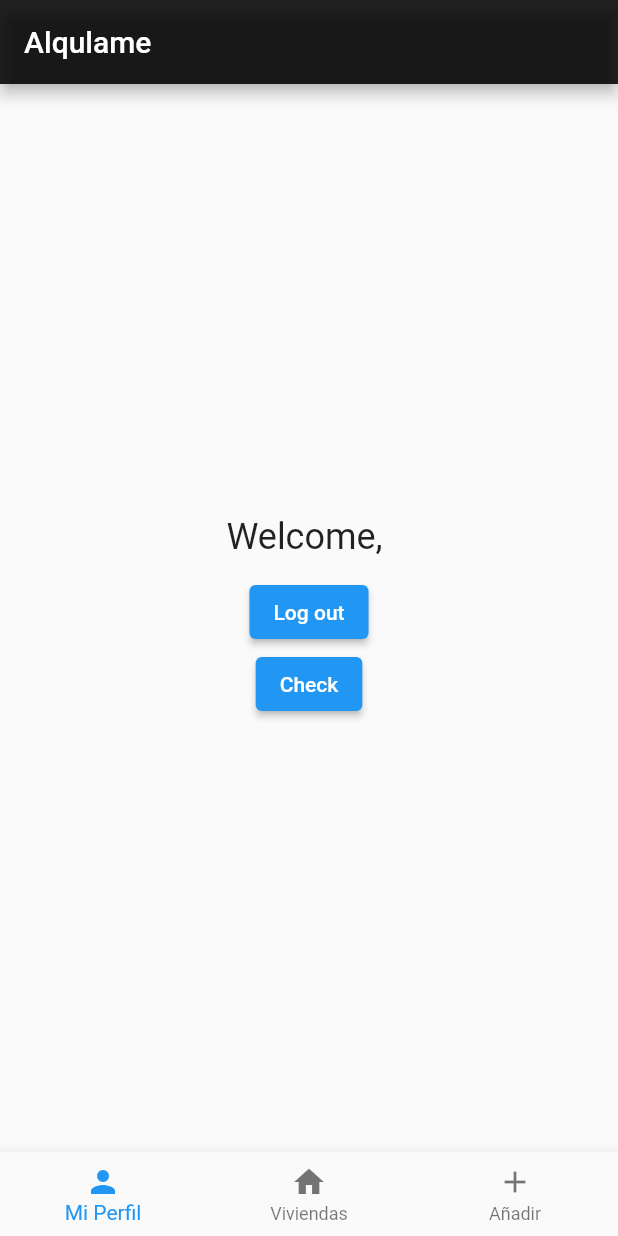
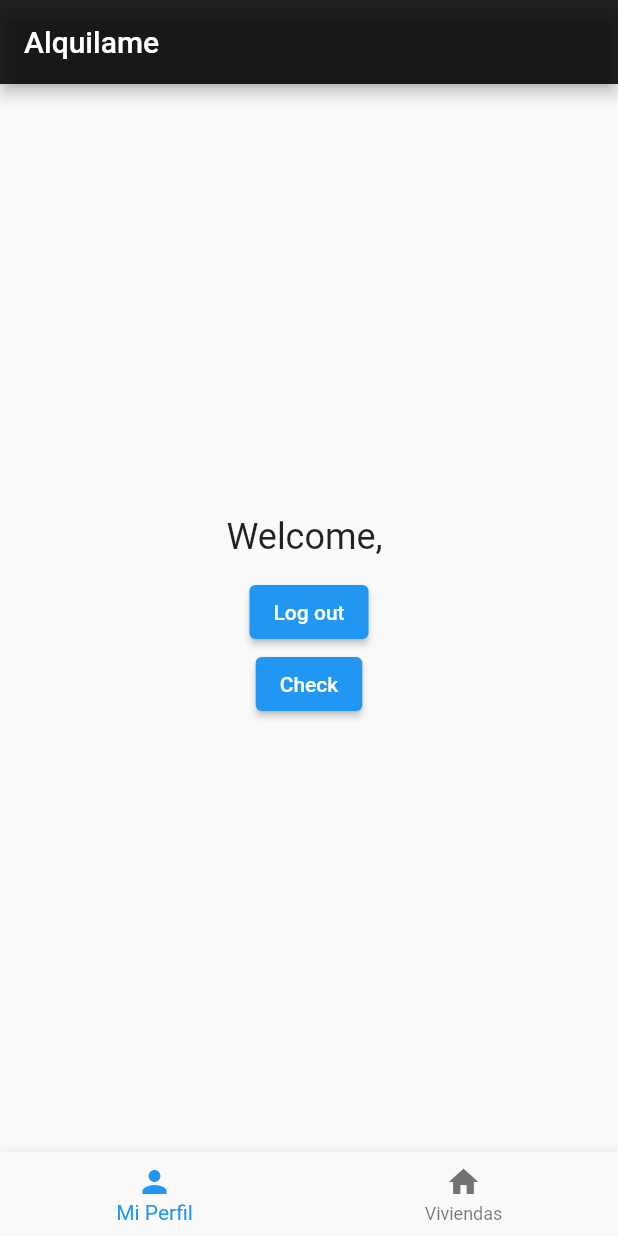
Before and after one commit to josgilmar2/Alquilame_Flutter, a Flutter app: the HomePage screen opened directly with empty values, after a tap on "Check", on a phone screen of 412 x 824 dp. Run offline on Flutter 3.47's test engine with Material 2 defaults, Android fonts, the phone set to English and light mode, and no system bars; our stand-ins replace bloc, bloc_concurrency, equatable, flutter_bloc, get_it, injectable and 2 more; missing offline and left inert: http_interceptor; accounts and stored records are empty; statements that could not run were skipped.

Commit message:
Se hace la lista

```diff
--- a/alquilame/lib/blocs/auth/auth_event.dart
+++ b/alquilame/lib/blocs/auth/auth_event.dart
@@ -11,7 +11,7 @@ abstract class AuthEvent extends Equatable {
 class AppLoaded extends AuthEvent {}
 
 class UserLoggedIn extends AuthEvent {
-  final UserResponse user;
+  final LoginResponse user;
 
   UserLoggedIn({required this.user});
 
--- a/alquilame/lib/blocs/auth/auth_state.dart
+++ b/alquilame/lib/blocs/auth/auth_state.dart
@@ -15,7 +15,7 @@ class AuthLoading extends AuthState {}
 class AuthNotAuthenticated extends AuthState {}
 
 class AuthAuthenticated extends AuthState {
-  final UserResponse user;
+  final LoginResponse user;
 
   AuthAuthenticated({required this.user});
 
--- a/alquilame/lib/blocs/dwelling/dwelling_bloc.dart
+++ b/alquilame/lib/blocs/dwelling/dwelling_bloc.dart
@@ -6,7 +6,7 @@ import 'package:bloc_concurrency/bloc_concurrency.dart';
 import 'package:stream_transform/stream_transform.dart';
 
 const throttleDuration = Duration(milliseconds: 100);
-int page = 0;
+int page = -1;
 
 EventTransformer<E> throttleDroppable<E>(Duration duration) {
   return (events, mapper) {
@@ -22,15 +22,16 @@ class DwellingBloc extends Bloc<DwellingEvent, DwellingState> {
         _dwellingService = dwellingService,
         super(const DwellingState()) {
     on<DwellingFetched>(_onDwellingFetched);
+    on<DwellingRefresh>(_onDwellingRefresh);
   }
 
-  _onDwellingFetched(
+  Future<void> _onDwellingFetched(
       DwellingFetched event, Emitter<DwellingState> emitter) async {
     if (state.hasReachedMax) return;
     page += 1;
     try {
       if (state.status == DwellingStatus.initial) {
-        final dwellings = await _dwellingService.getAllDwellings();
+        final dwellings = await _dwellingService.getAllDwellings(0);
         return emitter(state.copyWith(
           status: DwellingStatus.success,
           dwellings: dwellings,
@@ -45,7 +46,19 @@ class DwellingBloc extends Bloc<DwellingEvent, DwellingState> {
               dwellings: List.of(state.dwellings)..addAll(dwellings),
               hasReachedMax: false));
     } catch (_) {
+      page = -1;
       emitter(state.copyWith(status: DwellingStatus.failure));
     }
   }
+
+  Future<void> _onDwellingRefresh(
+      DwellingRefresh event, Emitter<DwellingState> emitter) async {
+    final dwellings = await _dwellingService.getAllDwellings(0);
+    return emitter(dwellings!.isEmpty
+        ? state.copyWith(hasReachedMax: true)
+        : state.copyWith(
+            status: DwellingStatus.success,
+            dwellings: List.of(state.dwellings)..addAll(dwellings),
+            hasReachedMax: false));
+  }
 }
--- a/alquilame/lib/blocs/dwelling/dwelling_event.dart
+++ b/alquilame/lib/blocs/dwelling/dwelling_event.dart
@@ -6,3 +6,5 @@ abstract class DwellingEvent extends Equatable {
 }
 
 class DwellingFetched extends DwellingEvent {}
+
+class DwellingRefresh extends DwellingEvent {}
--- a/alquilame/lib/pages/home_page.dart
+++ b/alquilame/lib/pages/home_page.dart
@@ -8,7 +8,7 @@ import 'package:flutter/material.dart';
 import 'package:flutter_bloc/flutter_bloc.dart';
 
 class HomePage extends StatefulWidget {
-  final UserResponse user;
+  final LoginResponse user;
 
   const HomePage({required this.user});
 
@@ -19,14 +19,70 @@ class HomePage extends StatefulWidget {
 class _HomePageState extends State<HomePage> {
   int _selectedIndex = 0;
 
-  static List<Widget> _widgetOptions(BuildContext context, UserResponse user) =>
-      <Widget>[
-        Center(
+  @override
+  Widget build(BuildContext context) {
+    if (widget.user.role == "PROPIETARIO") {
+      return Scaffold(
+        appBar: AppBar(
+          title: const Text("Alquilame"),
+          backgroundColor: Colors.black87,
+        ),
+        body: _buildBody(_selectedIndex),
+        bottomNavigationBar: BottomNavigationBar(
+          items: const <BottomNavigationBarItem>[
+            BottomNavigationBarItem(
+              icon: Icon(Icons.person),
+              label: 'Mi Perfil',
+            ),
+            BottomNavigationBarItem(
+              icon: Icon(Icons.home),
+              label: 'Viviendas',
+            ),
+            BottomNavigationBarItem(
+              icon: Icon(Icons.add),
+              label: 'Añadir',
+            ),
+          ],
+          currentIndex: _selectedIndex,
+          onTap: (index) => setState(() => _selectedIndex = index),
+        ),
+      );
+    } else {
+      return Scaffold(
+        appBar: AppBar(
+          title: const Text("Alquilame"),
+          backgroundColor: Colors.black87,
+        ),
+        body: _buildBody(_selectedIndex),
+        bottomNavigationBar: BottomNavigationBar(
+          items: const <BottomNavigationBarItem>[
+            BottomNavigationBarItem(
+              icon: Icon(Icons.person),
+              label: 'Mi Perfil',
+            ),
+            BottomNavigationBarItem(
+              icon: Icon(Icons.home),
+              label: 'Viviendas',
+            ),
+          ],
+          currentIndex: _selectedIndex,
+          onTap: (index) => setState(() => _selectedIndex = index),
+        ),
+      );
+    }
+  }
+
+  Widget _buildBody(int index) {
+    switch (index) {
+      case 0:
+        return SafeArea(
+          minimum: const EdgeInsets.all(16),
+          child: Center(
             child: Column(
               mainAxisAlignment: MainAxisAlignment.center,
               children: <Widget>[
                 Text(
-                'Welcome, ${user.fullName}',
+                  'Welcome, ${widget.user.fullName}',
                   style: const TextStyle(fontSize: 24),
                 ),
                 const SizedBox(height: 12),
@@ -47,16 +103,18 @@ class _HomePageState extends State<HomePage> {
               ],
             ),
           ),
-        Scaffold(
-          body: BlocProvider(
+        );
+      case 1:
+        return BlocProvider(
           create: (context) {
             final dwellingService = getIt<DwellingService>();
             return DwellingBloc(dwellingService)..add(DwellingFetched());
           },
           child: const DwellingList(),
-          ),
-        ),
-        const Center(
+        );
+      case 2:
+        if (widget.user.role == "PROPIETARIO") {
+          return const Center(
             child: Column(
               mainAxisAlignment: MainAxisAlignment.center,
               children: <Widget>[
@@ -66,38 +124,15 @@ class _HomePageState extends State<HomePage> {
                 ),
               ],
             ),
-        ),
-      ];
-
-  @override
-  Widget build(BuildContext context) {
-    return Scaffold(
-      appBar: AppBar(
-        title: const Text("Alqulame"),
-        backgroundColor: Colors.black87,
-      ),
-      body: SafeArea(
-        minimum: const EdgeInsets.all(16),
-        child: _widgetOptions(context, widget.user).elementAt(_selectedIndex),
-      ),
-      bottomNavigationBar: BottomNavigationBar(
-        items: const <BottomNavigationBarItem>[
-          BottomNavigationBarItem(
-              icon: Icon(Icons.person),
-              label: 'Mi Perfil',
-              backgroundColor: Colors.black),
-          BottomNavigationBarItem(
-              icon: Icon(Icons.home),
-              label: 'Viviendas',
-              backgroundColor: Colors.black),
-          BottomNavigationBarItem(
-              icon: Icon(Icons.add),
-              label: 'Añadir',
-              backgroundColor: Colors.black)
-        ],
-        currentIndex: _selectedIndex,
-        onTap: (index) => setState(() => _selectedIndex = index),
-      ),
+          );
+        } else {
+          return const Center(
+            child: Text("Hola"),
           );
         }
+
+      default:
+        throw Exception('Invalid index: $index');
     }
+  }
+}
--- a/alquilame/lib/repositories/dwelling_repository.dart
+++ b/alquilame/lib/repositories/dwelling_repository.dart
@@ -14,9 +14,9 @@ class DwellingRepository {
     _client = getIt<RestAuthenticatedClient>();
   }
 
-  Future<List<Dwelling>?> getAllDwellings([int starterIndex = 1]) async {
+  Future<List<Dwelling>?> getAllDwellings([int starterIndex = -1]) async {
     String url = "/dwelling/?page=$starterIndex";
-
+    print(starterIndex);
     var jsonResponse = await _client.get(url);
     return AllDwellingsResponse.fromJson(jsonDecode(jsonResponse)).content;
   }
--- a/alquilame/lib/repositories/user_repository.dart
+++ b/alquilame/lib/repositories/user_repository.dart
@@ -1,5 +1,6 @@
 import 'dart:convert';
 
+import 'package:alquilame/models/models.dart';
 import 'package:alquilame/models/user.dart';
 import 'package:alquilame/rest/rest.dart';
 import 'package:get_it/get_it.dart';
@@ -19,6 +20,6 @@ class UserRepository {
     String url = "/user/profile";
 
     var jsonResponse = await _client.get(url);
-    return UserResponse.fromJson(jsonDecode(jsonResponse));
+    return LoginResponse.fromJson(jsonDecode(jsonResponse));
   }
 }
--- a/alquilame/lib/rest/rest_client.dart
+++ b/alquilame/lib/rest/rest_client.dart
@@ -140,7 +140,7 @@ class AuthorizationInterceptor implements InterceptorContract {
   Future<RequestData> interceptRequest({required RequestData data}) async {
     try {
       var token = await _localStorageService.getFromDisk("user_token");
-      data.headers["Authorization"] = "Bearer" + token;
+      data.headers["Authorization"] = "Bearer " + token;
     } catch (e) {
       print(e);
     }
--- a/alquilame/lib/services/auth_service.dart
+++ b/alquilame/lib/services/auth_service.dart
@@ -8,8 +8,8 @@ import 'package:get_it/get_it.dart';
 import 'package:injectable/injectable.dart';
 
 abstract class AuthService {
-  Future<UserResponse?> getCurrentUser();
-  Future<UserResponse> signInWithUsernameAndPassword(
+  Future<LoginResponse?> getCurrentUser();
+  Future<LoginResponse> signInWithUsernameAndPassword(
       String username, String password);
   Future<void> signOut();
 }
@@ -30,22 +30,24 @@ class JwtAuthService extends AuthService {
   }
 
   @override
-  Future<UserResponse?> getCurrentUser() async {
+  Future<LoginResponse?> getCurrentUser() async {
     print("get current user");
     String? token = _localStorageService.getFromDisk("user_token");
     if (token != null) {
-      UserResponse response = await _userRepository.profile();
+      LoginResponse response = await _userRepository.profile();
       return response;
     }
     return null;
   }
 
   @override
-  Future<UserResponse> signInWithUsernameAndPassword(
+  Future<LoginResponse> signInWithUsernameAndPassword(
       String username, String password) async {
     LoginResponse response = await _authRepository.doLogin(username, password);
     await _localStorageService.saveToDisk('user_token', response.token);
-    return UserResponse.fromLoginResponse(response);
+    print("Token de cuando el usuario se loguea: " +
+        _localStorageService.getFromDisk("user_token"));
+    return response;
   }
 
   @override
```
Also changed, not shown: alquilame/lib/pages/dwelling_list.dart (+12 -1 lines), alquilame/lib/services/dwelling_service.dart (+4 -3 lines). Lines whose indentation alone changed are shown as unchanged.
